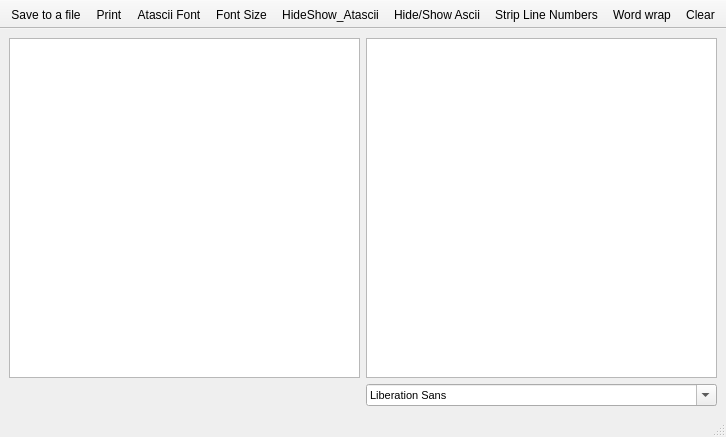
RespeQt/RespeQt, file printers/textprinterwindow.ui: the form before one commit.
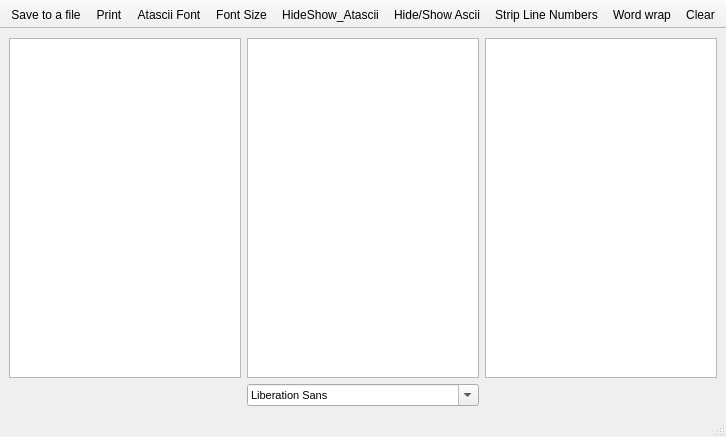
The form after the commit. Icons and pictures are not drawn.

Commit message: Added a graphics pane in text window and enhanced the 1020 printer emulation accuracy

Patch:
```diff
--- a/printers/textprinterwindow.ui
+++ b/printers/textprinterwindow.ui
@@ -76,6 +76,19 @@
       </property>
      </widget>
     </item>
+    <item row="0" column="2">
+     <widget class="QGraphicsView" name="printerGraphics">
+      <property name="enabled">
+       <bool>true</bool>
+      </property>
+      <property name="toolTip">
+       <string>Atari Output (Graphics)</string>
+      </property>
+      <property name="statusTip">
+       <string>Atari Output (Graphics)</string>
+      </property>
+     </widget>
+    </item>
     <item row="1" column="0">
      <widget class="QLabel" name="atasciiFontName">
       <property name="sizePolicy">
```
The commit also changes 14 other files.
